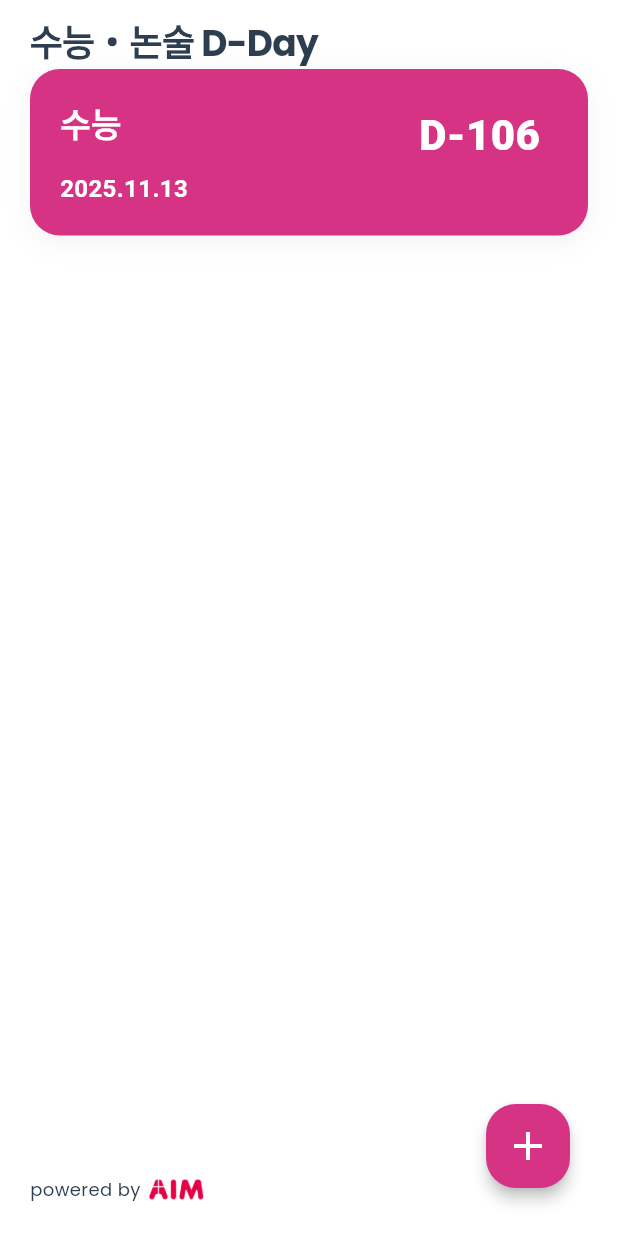
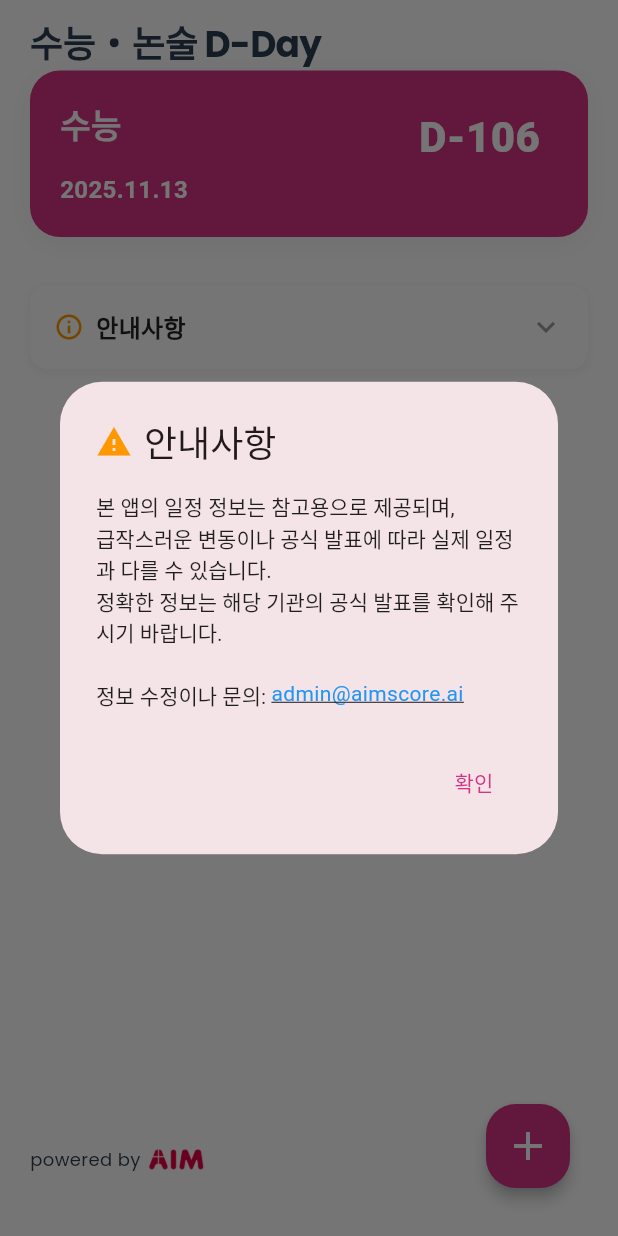
Before and after one commit to JayShin00/aim-nonsul, a Flutter app: the screen it shows after launch, on a phone screen of 412 x 824 dp. Run offline on Flutter 3.47's test engine with Material 3 defaults, Android fonts, the phone set to English and light mode, and no system bars; our stand-ins replace cloud_firestore, firebase_core, google_fonts, shared_preferences; missing offline and left inert: home_widget; accounts and stored records are empty.

Commit message:
feat: 안내사항 추가

```diff
--- a/lib/screens/home_screen.dart
+++ b/lib/screens/home_screen.dart
@@ -6,6 +6,7 @@ import 'package:aim_nonsul/services/widget_service.dart';
 import 'package:aim_nonsul/theme/app_theme.dart';
 import 'package:aim_nonsul/utils/conflict_util.dart';
 import 'package:google_fonts/google_fonts.dart';
+import 'package:url_launcher/url_launcher.dart';
 
 class HomeScreen extends StatefulWidget {
   const HomeScreen({super.key});
@@ -18,11 +19,97 @@ class _HomeScreenState extends State<HomeScreen> {
   List<ExamSchedule> selectedSchedules = [];
   List<ExamSchedule> conflictingSchedules = [];
   final LocalScheduleService _localService = LocalScheduleService();
+  bool _isNoticeExpanded = false;
 
   @override
   void initState() {
     super.initState();
     loadSelected();
+    _checkFirstLaunch();
+  }
+
+  Future<void> _checkFirstLaunch() async {
+    final isFirst = await _localService.isFirstLaunch();
+    if (isFirst) {
+      WidgetsBinding.instance.addPostFrameCallback((_) {
+        _showDisclaimerDialog();
+      });
+    }
+  }
+
+  Future<void> _launchEmail() async {
+    final Uri emailUri = Uri(
+      scheme: 'mailto',
+      path: 'admin@aimscore.ai',
+      query: '?subject=AIM 논술 D-Day 앱 문의',
+    );
+
+    if (await canLaunchUrl(emailUri)) {
+      await launchUrl(emailUri);
+    } else {
+      ScaffoldMessenger.of(
+        context,
+      ).showSnackBar(const SnackBar(content: Text('이메일 앱을 열 수 없습니다')));
+    }
+  }
+
+  Widget _buildNoticeContent() {
+    return RichText(
+      text: TextSpan(
+        style: const TextStyle(
+          height: 1.5,
+          color: Colors.black87,
+          fontSize: 14,
+        ),
+        children: [
+          const TextSpan(
+            text:
+                '본 앱의 일정 정보는 참고용으로 제공되며,\n급작스러운 변동이나 공식 발표에 따라 실제 일정과 다를 수 있습니다.\n정확한 정보는 해당 기관의 공식 발표를 확인해 주시기 바랍니다.\n\n정보 수정이나 문의: ',
+          ),
+          WidgetSpan(
+            child: GestureDetector(
+              onTap: _launchEmail,
+              child: const Text(
+                'admin@aimscore.ai',
+                style: TextStyle(
+                  color: Colors.blue,
+                  decoration: TextDecoration.underline,
+                  fontSize: 14,
+                ),
+              ),
+            ),
+          ),
+        ],
+      ),
+    );
+  }
+
+  void _showDisclaimerDialog() {
+    showDialog(
+      context: context,
+      barrierDismissible: false, // 배경 터치로 닫기 비활성화
+      builder: (BuildContext context) {
+        return AlertDialog(
+          title: const Row(
+            children: [
+              Icon(Icons.warning, color: Colors.orange, size: 24),
+              SizedBox(width: 8),
+              Text('안내사항'),
+            ],
+          ),
+          content: _buildNoticeContent(),
+          actions: [
+            TextButton(
+              onPressed: () async {
+                await _localService.setFirstLaunchComplete();
+                Navigator.of(context).pop();
+              },
+              child: const Text('확인'),
+            ),
+          ],
+        );
+      },
+    );
   }
 
   Future<void> loadSelected() async {
@@ -105,13 +192,29 @@ class _HomeScreenState extends State<HomeScreen> {
                   padding: const EdgeInsets.fromLTRB(20, 10, 20, 0),
                   child: Align(
                     alignment: Alignment.centerLeft,
-                    child: Text(
-                      "수능・논술 D-Day",
-                      style: GoogleFonts.poppins(
-                        fontSize: 24,
-                        fontWeight: FontWeight.w700,
-                        color: AppTheme.textPrimary,
-                        letterSpacing: -0.5,
+                    child: RichText(
+                      text: TextSpan(
+                        children: [
+                          TextSpan(
+                            text: "수능・논술 ",
+                            style: GoogleFonts.poppins(
+                              fontWeight: FontWeight.w900,
+                              fontSize: 24,
+                              color: AppTheme.textPrimary,
+                              letterSpacing: 0,
+                            ),
+                          ),
+                          // 영어 + D-Day 부분 (기본 굵기)
+                          TextSpan(
+                            text: "D-Day",
+                            style: GoogleFonts.poppins(
+                              fontWeight: FontWeight.w700, // 기본 굵기
+                              fontSize: 24,
+                              color: AppTheme.textPrimary,
+                              letterSpacing: -0.5,
+                            ),
+                          ),
+                        ],
                       ),
                     ),
                   ),
@@ -122,7 +225,7 @@ class _HomeScreenState extends State<HomeScreen> {
           ),
           // Powered by AIM 로고
           Positioned(
-            bottom: 20,
+            bottom: 40,
             left: 20,
             child: Row(
               mainAxisSize: MainAxisSize.min,
@@ -175,11 +278,87 @@ class _HomeScreenState extends State<HomeScreen> {
     );
   }
 
+  Widget _buildNoticeAccordion() {
+    return Container(
+      decoration: BoxDecoration(
+        color: Colors.white,
+        borderRadius: BorderRadius.circular(12),
+        boxShadow: [
+          BoxShadow(
+            color: Colors.grey.withValues(alpha: 0.1),
+            spreadRadius: 1,
+            blurRadius: 4,
+            offset: const Offset(0, 2),
+          ),
+        ],
+      ),
+      child: Column(
+        children: [
+          InkWell(
+            onTap: () {
+              setState(() {
+                _isNoticeExpanded = !_isNoticeExpanded;
+              });
+            },
+            borderRadius: BorderRadius.circular(12),
+            child: Padding(
+              padding: const EdgeInsets.all(16),
+              child: Row(
+                children: [
+                  const Icon(
+                    Icons.info_outline,
+                    color: Colors.orange,
+                    size: 20,
+                  ),
+                  const SizedBox(width: 8),
+                  const Expanded(
+                    child: Text(
+                      '안내사항',
+                      style: TextStyle(
+                        fontSize: 16,
+                        fontWeight: FontWeight.w600,
+                        color: Colors.black87,
+                      ),
+                    ),
+                  ),
+                  Icon(
+                    _isNoticeExpanded ? Icons.expand_less : Icons.expand_more,
+                    color: Colors.grey,
+                  ),
+                ],
+              ),
+            ),
+          ),
+          if (_isNoticeExpanded)
+            Container(
+              width: double.infinity,
+              padding: const EdgeInsets.fromLTRB(16, 0, 16, 16),
+              child: Column(
+                crossAxisAlignment: CrossAxisAlignment.start,
+                children: [
+                  const Divider(height: 1),
+                  const SizedBox(height: 12),
+                  _buildNoticeContent(),
+                ],
+              ),
+            ),
+        ],
+      ),
+    );
+  }
+
   Widget _buildScheduleList() {
     return ListView.builder(
       padding: const EdgeInsets.only(top: 0, left: 20, right: 20, bottom: 20),
-      itemCount: selectedSchedules.length,
+      itemCount: selectedSchedules.length + 1, // +1 for notice accordion
       itemBuilder: (context, index) {
+        // 마지막 아이템은 안내사항 아코디언
+        if (index == selectedSchedules.length) {
+          return Padding(
+            padding: const EdgeInsets.only(top: 16),
+            child: _buildNoticeAccordion(),
+          );
+        }
         final item = selectedSchedules[index];
         final dDay = calculateDDay(item.examDateTime);
         final dDayColor = getDDayColor(dDay);
--- a/pubspec.yaml
+++ b/pubspec.yaml
@@ -40,6 +40,7 @@ dependencies:
   intl: ^0.20.2
   home_widget: ^0.8.0
   google_fonts: ^6.1.0
+  url_launcher: ^6.3.1
 
 dev_dependencies:
   flutter_test:
```
Also changed, not shown: lib/services/local_schedule_service.dart (+13 -0 lines), pubspec.lock, 7 other files.
